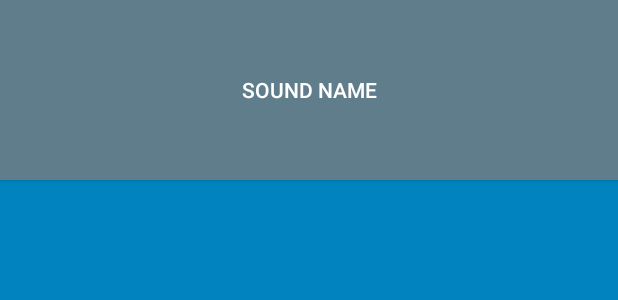
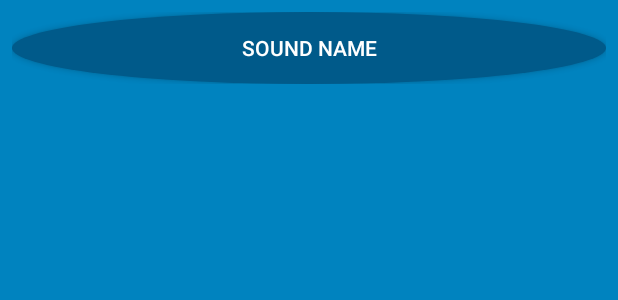
Before and after one commit to chenyongda2018/GeoQuiz, an Android app: the layout list_item_sound.xml on its own in the app's theme, with its tools: preview values and no code run, on a phone screen of 412 x 824 dp. Shown: the top 300 px of the screen. Run offline under Robolectric (Android 15) with nearby library versions, the phone set to English and light mode, and no system bars.

Commit message:
Complete Chapter 23.

```diff
--- /dev/null
+++ b/BeatBox/src/main/res/drawable/button_beat_box.xml
@@ -0,0 +1,6 @@
+<?xml version="1.0" encoding="utf-8"?>
+<selector xmlns:android="http://schemas.android.com/apk/res/android">
+    <item android:drawable="@drawable/button_beat_box_pressed" android:state_pressed="true"/>
+    <item android:drawable="@drawable/button_beat_box_normal"/>
+
+</selector>
--- /dev/null
+++ b/BeatBox/src/main/res/drawable/button_beat_box_normal.xml
@@ -0,0 +1,7 @@
+<?xml version="1.0" encoding="utf-8"?>
+<shape xmlns:android="http://schemas.android.com/apk/res/android"
+    android:shape="oval">
+
+    <solid android:color="@color/dark_blue" />
+
+</shape>
--- /dev/null
+++ b/BeatBox/src/main/res/drawable/button_beat_box_pressed.xml
@@ -0,0 +1,21 @@
+<layer-list xmlns:android="http://schemas.android.com/apk/res/android">
+    <item>
+        <shape xmlns:android="http://schemas.android.com/apk/res/android"
+            android:shape="oval">
+
+            <solid android:color="@color/red"/>
+
+        </shape>
+    </item>
+
+    <item>
+        <shape android:shape="oval">
+
+            <stroke android:width="4dp"
+                    android:color="@color/dark_red"/>
+        </shape>
+
+    </item>
+
+
+</layer-list>
--- a/BeatBox/src/main/res/layout/list_item_sound.xml
+++ b/BeatBox/src/main/res/layout/list_item_sound.xml
@@ -9,12 +9,17 @@
             type="example.chen.com.beatbox.viewmodel.SoundViewModel" />
     </data>
 
-    <Button
-        android:id="@+id/sound_name"
+    <FrameLayout
         android:layout_width="match_parent"
-        android:layout_height="120dp"
-        android:text="@{ viewModel.title ??  `No file`}"
-        android:onClick="@{() -> viewModel.onButtonClicked() }"
-        android:background="?attr/colorAccent"
-        tools:text="Sound name" />
+        android:layout_height="wrap_content"
+        android:layout_margin="8dp">
+        <Button
+            android:id="@+id/sound_name"
+            android:layout_width="match_parent"
+            android:layout_height="match_parent"
+            android:layout_gravity="center"
+            android:text="@{ viewModel.title ??  `No file`}"
+            android:onClick="@{() -> viewModel.onButtonClicked() }"
+            tools:text="Sound name" />
+    </FrameLayout>
 </layout>
--- a/BeatBox/src/main/res/values/styles.xml
+++ b/BeatBox/src/main/res/values/styles.xml
@@ -11,7 +11,7 @@
     </style>
 
     <style name="BeatBoxButton" parent="Widget.AppCompat.Button">
-        <item name="android:background">@color/dark_blue</item>
+        <item name="android:background">@drawable/button_beat_box</item>
     </style>
 
     <!--表明继承了BeatBoxButton的属性-->
```
Also changed, not shown: 1 other file.
